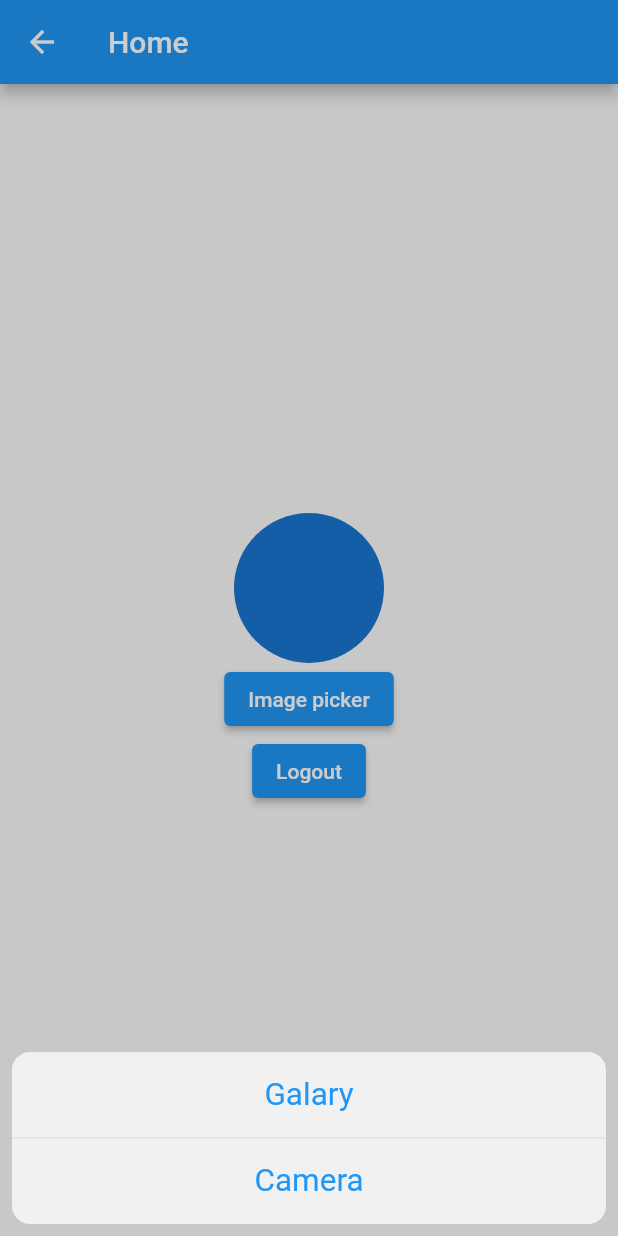
After one commit to sinhlhhn/Flutter-Firebase, a Flutter app: the ProfileView screen opened directly, after a tap on "Image picker", on a phone screen of 412 x 824 dp. The commit adds this screen. Run offline on Flutter 3.47's test engine with Material 2 defaults, Android fonts, the phone set to English and light mode, and no system bars; our stand-ins replace bloc, equatable, firebase_auth, flutter_bloc, image_picker and 1 more; missing offline and left inert: dart:ffi; accounts and stored records are empty.

Commit message:
profile bloc management: event change avatar iamge

```diff
--- /dev/null
+++ b/lib/modules/profile/bloc/profile_bloc.dart
@@ -0,0 +1,29 @@
+import 'package:bloc/bloc.dart';
+import 'package:equatable/equatable.dart';
+import 'package:image_picker/image_picker.dart';
+
+part 'profile_event.dart';
+part 'profile_state.dart';
+
+class ProfileBloc extends Bloc<ProfileEvent, ProfileState> {
+  final _imagePicker = ImagePicker();
+
+  ProfileBloc() : super(const ProfileState()) {
+    on<ChangeAvatar>(_onChangeAvatar);
+  }
+
+  void _onChangeAvatar(ChangeAvatar event, Emitter<ProfileState> emit) async {
+    try {
+      final file = await _imagePicker.pickImage(
+        source: event.source,
+        imageQuality: 1,
+      );
+      if (file == null) {
+        return;
+      }
+      emit(ProfileState.withImagePath(file.path));
+    } catch (_) {
+      emit(const ProfileState.withError("Permission is deny"));
+    }
+  }
+}
--- /dev/null
+++ b/lib/modules/profile/bloc/profile_event.dart
@@ -0,0 +1,16 @@
+part of 'profile_bloc.dart';
+
+abstract class ProfileEvent extends Equatable {
+  const ProfileEvent();
+
+  @override
+  List<Object> get props => [];
+}
+
+class ChangeAvatar extends ProfileEvent {
+  final ImageSource source;
+  const ChangeAvatar(this.source);
+
+  @override
+  List<Object> get props => [source];
+}
--- /dev/null
+++ b/lib/modules/profile/bloc/profile_state.dart
@@ -0,0 +1,15 @@
+part of 'profile_bloc.dart';
+
+class ProfileState extends Equatable {
+  final String imagePath;
+  final String error;
+
+  const ProfileState({this.imagePath = "", this.error = ""});
+
+  const ProfileState.withImagePath(String imagePath)
+      : this(imagePath: imagePath);
+  const ProfileState.withError(String error) : this(error: error);
+
+  @override
+  List<Object> get props => [imagePath, error];
+}
--- /dev/null
+++ b/lib/modules/profile/widgets/profile_view.dart
@@ -0,0 +1,107 @@
+import 'dart:io';
+
+import 'package:flutter/cupertino.dart';
+import 'package:flutter/material.dart';
+import 'package:flutter_bloc/flutter_bloc.dart';
+import 'package:image_picker/image_picker.dart';
+import 'package:path_provider/path_provider.dart';
+import 'package:simple_app/modules/authentication/bloc/bloc/authentication_bloc.dart';
+import 'package:simple_app/modules/profile/bloc/profile_bloc.dart';
+
+class ProfileView extends StatelessWidget {
+  const ProfileView({Key? key}) : super(key: key);
+
+  @override
+  Widget build(BuildContext context) {
+    return Scaffold(
+      appBar: AppBar(title: const Text('Home')),
+      body: Center(
+        child: Column(
+          mainAxisSize: MainAxisSize.min,
+          children: <Widget>[
+            BlocConsumer<ProfileBloc, ProfileState>(
+              listener: (context, state) {
+                if (state.error.isNotEmpty) {
+                  ScaffoldMessenger.of(context)
+                    ..hideCurrentSnackBar()
+                    ..showSnackBar(
+                      SnackBar(content: Text(state.error)),
+                    );
+                }
+              },
+              builder: (context, state) {
+                final imagePath = state.imagePath;
+                return CircleAvatar(
+                  radius: 50,
+                  backgroundImage: _getBackgroundImage(imagePath),
+                );
+              },
+            ),
+            ElevatedButton(
+              child: const Text('Image picker'),
+              onPressed: () => showActionSheet(context),
+            ),
+            ElevatedButton(
+              child: const Text('Logout'),
+              onPressed: () {
+                context
+                    .read<AuthenticationBloc>()
+                    .add(AuthenticationLogoutRequested());
+              },
+            ),
+          ],
+        ),
+      ),
+    );
+  }
+
+  Widget _getUser(BuildContext context) {
+    final userId = context.select(
+      (AuthenticationBloc bloc) => bloc.state.user.id,
+    );
+    final bloc = context.read<AuthenticationBloc>();
+    final user = bloc.state.user;
+    final email = user.email;
+    return Text('$userId - $email');
+  }
+
+  ImageProvider<Object>? _getBackgroundImage(String imagePath) {
+    if (imagePath.isNotEmpty) {
+      print(imagePath);
+      return FileImage(File(imagePath));
+    } else {
+      return null;
+    }
+  }
+
+  void showActionSheet(BuildContext context) {
+    showCupertinoModalPopup(
+        context: context,
+        builder: (_) {
+          return CupertinoActionSheet(
+            actions: [
+              CupertinoActionSheetAction(
+                onPressed: () {
+                  Navigator.pop(context);
+                  context
+                      .read<ProfileBloc>()
+                      .add(const ChangeAvatar(ImageSource.gallery));
+                },
+                child: const Text("Galary"),
+              ),
+              CupertinoActionSheetAction(
+                onPressed: () {
+                  Navigator.pop(context);
+                  context
+                      .read<ProfileBloc>()
+                      .add(const ChangeAvatar(ImageSource.camera));
+                },
+                child: const Text("Camera"),
+              ),
+            ],
+          );
+        });
+  }
+
+
+}
```
Also changed, not shown: lib/Screen/test_screen/tab4.dart (+2 -40 lines), lib/modules/profile/widgets/profile_page.dart (added, +20 -0 lines).
